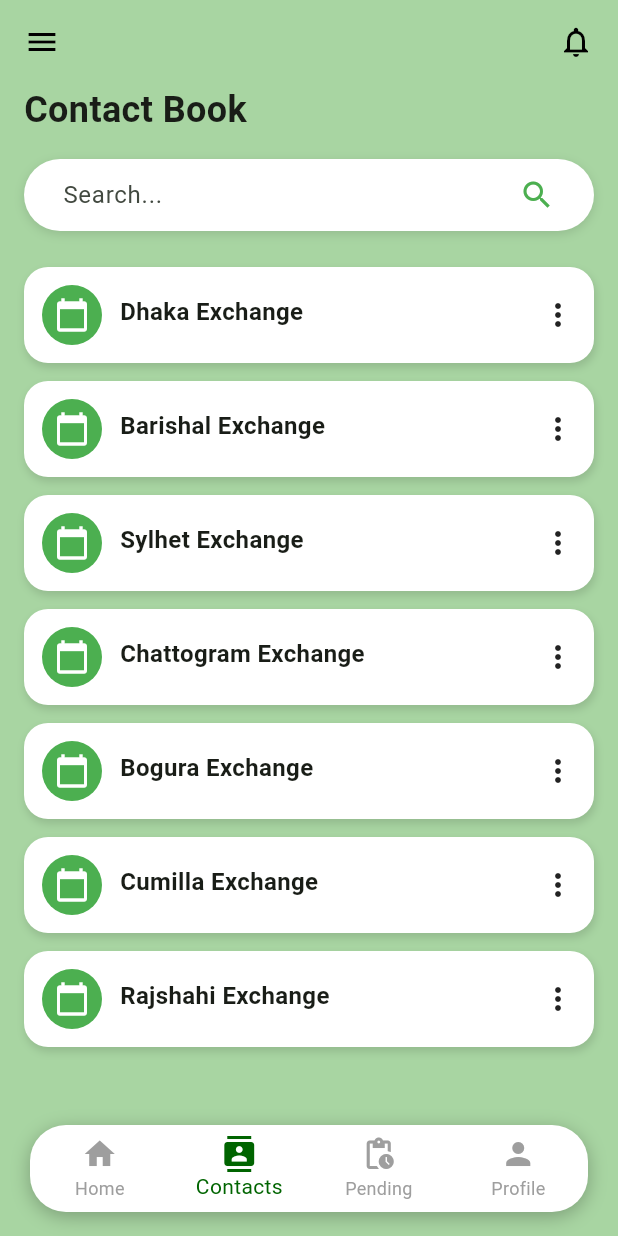
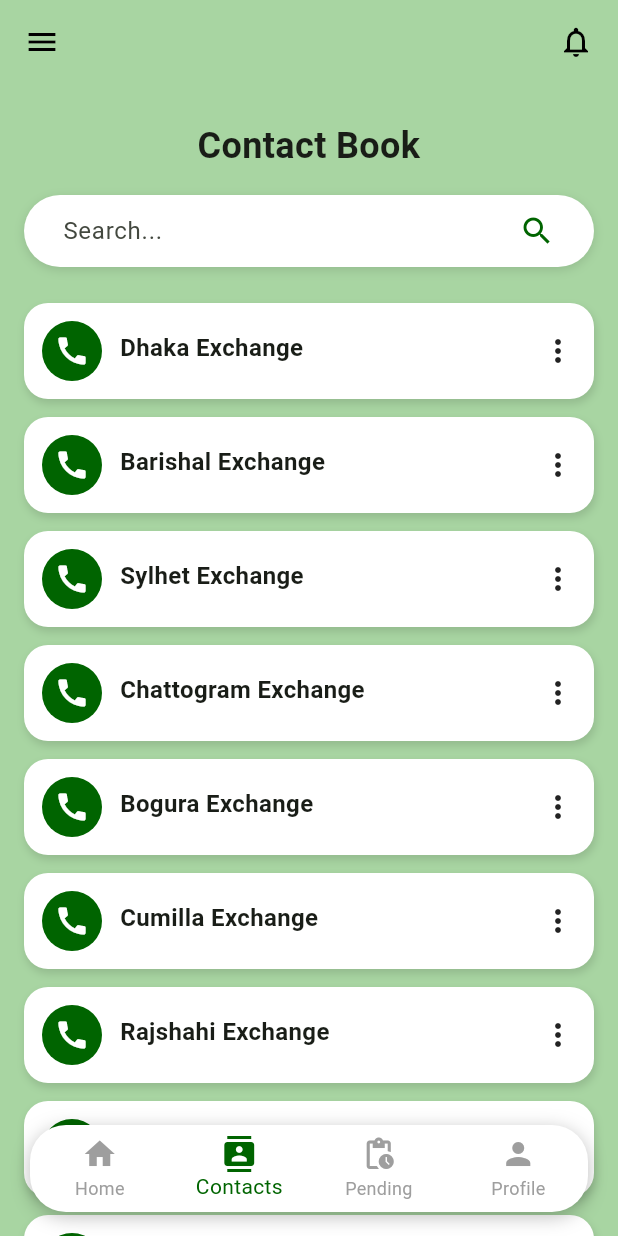
Before and after one commit to maruf681/Mil-Access-, a Flutter app: the screen it shows after launch, item 2 of the bottom bar chosen, on a phone screen of 412 x 824 dp. Run offline on Flutter 3.47's test engine with Material 3 defaults, Android fonts, the phone set to English and light mode, and no system bars.

Commit message:
Update contactbook.dart

```diff
--- a/lib/contactbook.dart
+++ b/lib/contactbook.dart
@@ -14,7 +14,7 @@ class ContactBook extends StatelessWidget {
       title: 'Contact Book',
       theme: ThemeData(
         useMaterial3: true,
-        colorScheme: ColorScheme.fromSeed(seedColor: Colors.green),
+        colorScheme: ColorScheme.fromSeed(seedColor: const Color(0xFF006400)),
       ),
       home: const AdminDashboard(),
     );
@@ -39,23 +39,59 @@ class AdminDashboard extends StatelessWidget {
           ),
         ],
       ),
-      body: Padding(
+      body: SafeArea(
+        child: SingleChildScrollView(
+          child: Padding(
             padding: const EdgeInsets.symmetric(horizontal: 16),
+            child: Center(
               child: Column(
-          crossAxisAlignment: CrossAxisAlignment.start,
-          children: [
-            const Text(
+                crossAxisAlignment: CrossAxisAlignment.center,
+                children: const [
+                  SizedBox(height: 24),
+                  Text(
                     'Contact Book',
+                    textAlign: TextAlign.center,
                     style: TextStyle(fontSize: 24, fontWeight: FontWeight.bold),
                   ),
-            const SizedBox(height: 16),
+                  SizedBox(height: 16),
+
                   // Search bar
-            Container(
+                  _SearchBar(),
+                  SizedBox(height: 24),
+
+                  // Cards
+                  DashboardCard(title: 'Dhaka Exchange'),
+                  DashboardCard(title: 'Barishal Exchange'),
+                  DashboardCard(title: 'Sylhet Exchange'),
+                  DashboardCard(title: 'Chattogram Exchange'),
+                  DashboardCard(title: 'Bogura Exchange'),
+                  DashboardCard(title: 'Cumilla Exchange'),
+                  DashboardCard(title: 'Rajshahi Exchange'),
+                  DashboardCard(title: 'Jashore Exchange'),
+                  DashboardCard(title: 'Ramu Exchange'),
+                  DashboardCard(title: 'Savar Exchange'),
+                  SizedBox(height: 24),
+                ],
+              ),
+            ),
+          ),
+        ),
+      ),
+    );
+  }
+}
+
+class _SearchBar extends StatelessWidget {
+  const _SearchBar();
+
+  @override
+  Widget build(BuildContext context) {
+    return Container(
       padding: const EdgeInsets.symmetric(horizontal: 26),
       decoration: BoxDecoration(
         color: Colors.white,
         borderRadius: BorderRadius.circular(30),
-                boxShadow: [
+        boxShadow: const [
           BoxShadow(
             color: Colors.black12,
             blurRadius: 5,
@@ -73,21 +109,8 @@ class AdminDashboard extends StatelessWidget {
               ),
             ),
           ),
-                  Icon(Icons.search, color: Colors.green),
+          Icon(Icons.search, color: const Color(0xFF006400)),
         ],
-              ),
-            ),
-            const SizedBox(height: 24),
-            // Cards
-            const DashboardCard(title: 'Dhaka Exchange'),
-            const DashboardCard(title: 'Barishal Exchange'),
-            const DashboardCard(title: 'Sylhet Exchange'),
-            const DashboardCard(title: 'Chattogram Exchange'),
-            const DashboardCard(title: 'Bogura Exchange'),
-            const DashboardCard(title: 'Cumilla Exchange'),
-            const DashboardCard(title: 'Rajshahi Exchange'),
-          ],
-        ),
       ),
     );
   }
@@ -117,8 +140,8 @@ class DashboardCard extends StatelessWidget {
       child: Row(
         children: [
           const CircleAvatar(
-            backgroundColor: Colors.green,
-            child: Icon(Icons.calendar_today, color: Colors.white),
+            backgroundColor: const Color(0xFF006400),
+            child: Icon(Icons.call, color: Colors.white),
           ),
           const SizedBox(width: 12),
           Expanded(
```
Lines whose indentation alone changed are shown as unchanged.
